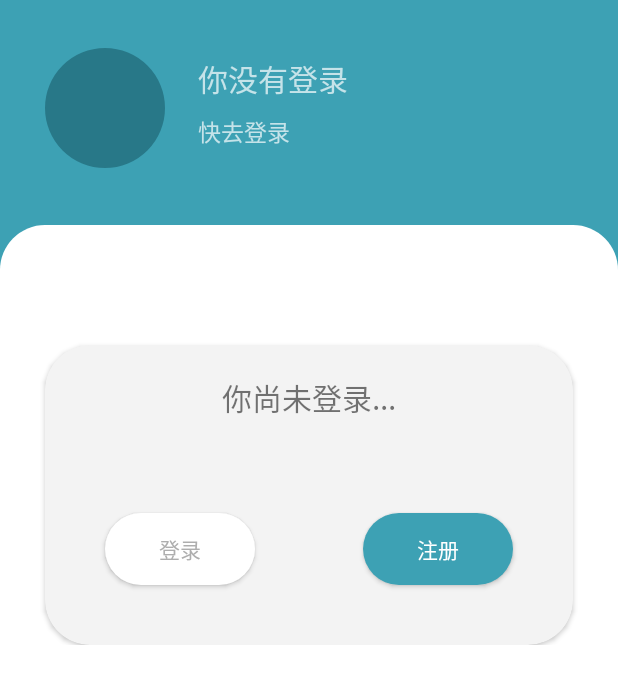
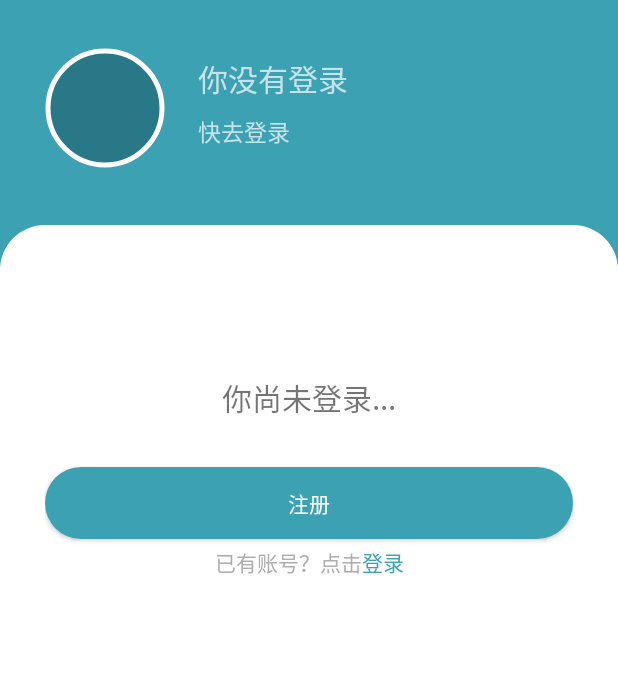
Before and after one commit to bilimited/TodaySchedule, an Android app: the fragment PersonalCenterFragment shown on its own in the app's theme, on a phone screen of 412 x 824 dp. Shown: the top 684 px of the screen. Run offline under Robolectric (Android 15) with nearby library versions, the phone set to English and light mode, and no system bars; pictures from the network do not load.

```diff
--- a/app/src/main/java/com/example/todayschedule/AboutActivity.java
+++ b/app/src/main/java/com/example/todayschedule/AboutActivity.java
@@ -4,12 +4,14 @@ import android.os.Bundle;
 import androidx.appcompat.app.AppCompatActivity;
 
 import android.os.Bundle;
+import android.widget.ImageView;
 import android.widget.LinearLayout;
 import android.widget.RelativeLayout;
 
 import androidx.appcompat.app.AppCompatActivity;
 import androidx.appcompat.widget.Toolbar;
 
+import com.bumptech.glide.Glide;
 import com.example.todayschedule.R;
 
 public class AboutActivity extends AppCompatActivity {
@@ -23,6 +25,8 @@ public class AboutActivity extends AppCompatActivity {
         getSupportActionBar().setDisplayHomeAsUpEnabled(true);//添加默认的返回图标
         getSupportActionBar().setHomeButtonEnabled(true);
 
+        ImageView imageView = findViewById(R.id.welcome);
+        Glide.with(this).load(R.drawable.logo_anim_long).into(imageView);
 
         LinearLayout relativeLayout = findViewById(R.id.about);
         relativeLayout.setBackgroundColor(getResources().getColor(R.color.white));
--- a/app/src/main/java/com/example/todayschedule/fragments/PersonalCenterFragment.java
+++ b/app/src/main/java/com/example/todayschedule/fragments/PersonalCenterFragment.java
@@ -155,7 +155,7 @@ public class PersonalCenterFragment extends Fragment {
             }
         });
         final View v = LayoutInflater.from(getContext()).inflate(R.layout.card_login_or_register, null);
-        Button btnl = v.findViewById(R.id.btn_login);
+        TextView btnl = v.findViewById(R.id.btn_login);
         Button btnr = v.findViewById(R.id.btn_register);
         btnl.setOnClickListener(new View.OnClickListener() {
             @Override
--- a/app/src/main/res/layout/card_login_or_register.xml
+++ b/app/src/main/res/layout/card_login_or_register.xml
@@ -7,56 +7,77 @@
     android:theme="@style/AppThemeLight"
     android:background="@color/white">
 
-    <androidx.cardview.widget.CardView
+    <LinearLayout
         android:layout_width="match_parent"
         android:layout_height="200dp"
         android:layout_marginRight="30dp"
         android:layout_marginLeft="30dp"
         android:layout_marginTop="50dp"
-        android:backgroundTint="@color/very_light_gray"
-        app:cardCornerRadius="30dp">
+        >
         <androidx.constraintlayout.widget.ConstraintLayout
             android:layout_width="match_parent"
             android:layout_height="match_parent">
 
             <TextView
+                android:id="@+id/textView3"
                 android:layout_width="wrap_content"
                 android:layout_height="wrap_content"
+                android:layout_marginTop="20dp"
                 android:text="你尚未登录..."
-                android:layout_marginTop="20dp"
                 android:textSize="20dp"
-                app:layout_constraintTop_toTopOf="parent"
                 app:layout_constraintEnd_toEndOf="parent"
-                app:layout_constraintStart_toStartOf="parent" />
+                app:layout_constraintStart_toStartOf="parent"
+                app:layout_constraintTop_toTopOf="parent" />
 
-            <Button
-                android:id="@+id/btn_login"
-                android:layout_width="100dp"
+
+            <LinearLayout
+                android:id="@+id/linearLayout"
+                android:layout_width="wrap_content"
                 android:layout_height="wrap_content"
-                android:layout_marginLeft="40dp"
-                android:layout_marginBottom="40dp"
-                android:background="@drawable/button_bg"
-                android:backgroundTint="@color/white"
-                android:text="登录"
-                android:textColor="@color/text_gray"
+                android:layout_marginBottom="0dp"
                 app:layout_constraintBottom_toBottomOf="parent"
-                app:layout_constraintStart_toStartOf="parent" />
+                app:layout_constraintEnd_toEndOf="parent"
+                app:layout_constraintStart_toStartOf="parent"
+                app:layout_constraintTop_toBottomOf="@+id/btn_register"
+                android:orientation="horizontal">
+
+                <TextView
+                    android:id="@+id/textView2"
+                    android:layout_width="wrap_content"
+                    android:layout_height="wrap_content"
+                    android:layout_marginBottom="40dp"
+
+                    android:text="已有账号？点击"
+                    android:textColor="@color/text_gray" />
+
+                <TextView
+                    android:id="@+id/btn_login"
+                    android:layout_width="wrap_content"
+                    android:layout_height="wrap_content"
+                    android:layout_marginBottom="40dp"
+
+                    android:text="登录"
+                    android:textColor="@color/colorPrimary" />
+
+            </LinearLayout>
 
             <Button
                 android:id="@+id/btn_register"
-                android:layout_width="100dp"
+                android:layout_width="0dp"
+
                 android:layout_height="wrap_content"
-                android:layout_marginRight="40dp"
                 android:layout_marginBottom="40dp"
                 android:background="@drawable/button_bg"
                 android:backgroundTint="@color/colorPrimary"
                 android:text="注册"
                 android:textColor="@color/white"
                 app:layout_constraintBottom_toBottomOf="parent"
-                app:layout_constraintEnd_toEndOf="parent" />
+                app:layout_constraintEnd_toEndOf="parent"
+                app:layout_constraintStart_toStartOf="parent"
+                app:layout_constraintTop_toBottomOf="@+id/textView3" />
 
         </androidx.constraintlayout.widget.ConstraintLayout>
 
-    </androidx.cardview.widget.CardView>
+    </LinearLayout>
 
 </LinearLayout>
--- a/app/src/main/res/layout/fragment_personal_center.xml
+++ b/app/src/main/res/layout/fragment_personal_center.xml
@@ -22,7 +22,13 @@
         android:layout_marginStart="0dp"
         app:layout_constraintTop_toTopOf="@id/toolbar"
         >
-
+        <!--背景图片-->
+        <ImageView
+            android:id="@+id/bg"
+            android:layout_width="match_parent"
+            android:layout_height="match_parent"
+            android:scaleType="centerCrop"
+            />
         <com.google.android.material.imageview.ShapeableImageView
             android:id="@+id/pc_portrait"
             android:layout_width="80dp"
@@ -31,6 +37,9 @@
             android:layout_marginTop="32dp"
             android:layout_marginBottom="68dp"
             android:src="@color/colorAccent"
+            app:strokeColor="@color/white"
+            android:padding="2dp"
+            app:strokeWidth="3dp"
             app:layout_constraintBottom_toBottomOf="parent"
             app:layout_constraintEnd_toEndOf="parent"
             app:layout_constraintHorizontal_bias="0.09"
```
Also changed, not shown: app/src/main/java/com/example/todayschedule/MainActivity.java (+33 -0 lines), app/src/main/res/layout/activity_about.xml (+7 -0 lines), app/src/main/res/layout/activity_main.xml (+23 -3 lines), app/src/main/res/menu/bottom_nav_menu.xml (+6 -3 lines), app/src/main/res/drawable-hdpi/bg4.jpg (added), app/src/main/res/drawable-hdpi/bg5.jpg (added), app/src/main/res/drawable-hdpi/logo_anim.gif (added), app/src/main/res/drawable-hdpi/logo_anim_long.gif (added), 3 other files.
